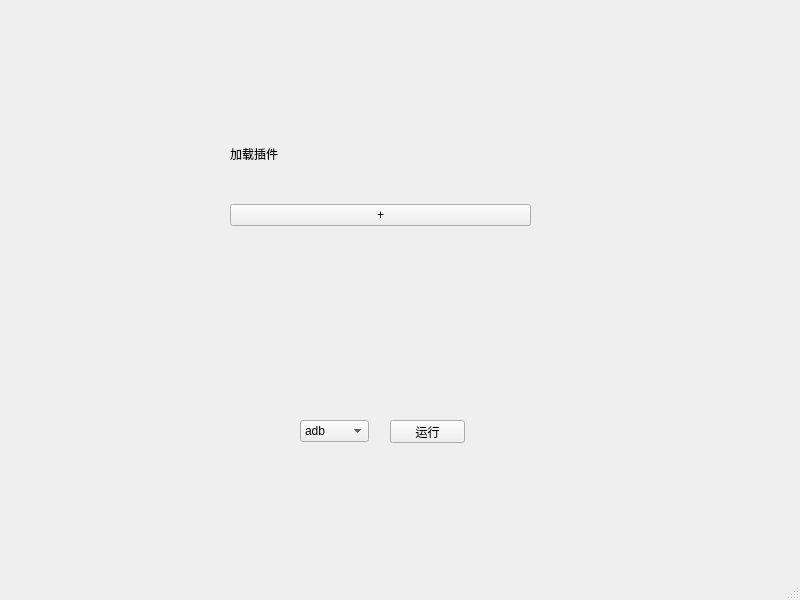
Qt form gui/layout/main2.ui (Red-yin/log_debug_tool) before a commit.
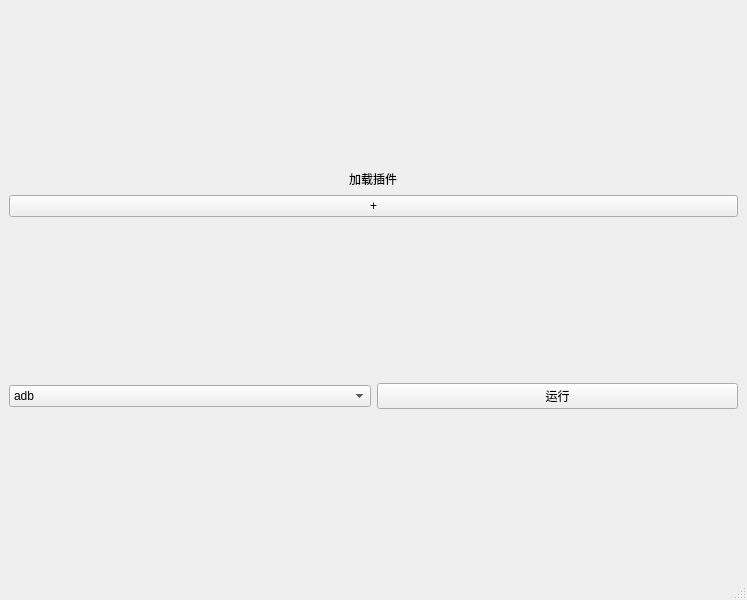
The same form after that commit.

Commit message: 更新界面显示

What changed in the file:
```diff
--- a/gui/layout/main2.ui
+++ b/gui/layout/main2.ui
@@ -6,7 +6,7 @@
    <rect>
     <x>0</x>
     <y>0</y>
-    <width>800</width>
+    <width>747</width>
     <height>600</height>
    </rect>
   </property>
@@ -14,50 +14,10 @@
    <string>MainWindow</string>
   </property>
   <widget class="QWidget" name="centralwidget">
-   <widget class="QPushButton" name="pushButton_3">
-    <property name="geometry">
-     <rect>
-      <x>390</x>
-      <y>420</y>
-      <width>75</width>
-      <height>23</height>
-     </rect>
-    </property>
-    <property name="text">
-     <string>运行</string>
-    </property>
-   </widget>
-   <widget class="QComboBox" name="comboBox">
-    <property name="geometry">
-     <rect>
-      <x>300</x>
-      <y>420</y>
-      <width>69</width>
-      <height>22</height>
-     </rect>
-    </property>
+   <layout class="QVBoxLayout" name="verticalLayout_2">
     <item>
-     <property name="text">
-      <string>adb</string>
-     </property>
-    </item>
-    <item>
-     <property name="text">
-      <string>files</string>
-     </property>
-    </item>
-   </widget>
-   <widget class="QWidget" name="verticalLayoutWidget">
-    <property name="geometry">
-     <rect>
-      <x>230</x>
-      <y>110</y>
-      <width>301</width>
-      <height>151</height>
-     </rect>
-    </property>
     <layout class="QVBoxLayout" name="verticalLayout">
-     <item>
+      <item alignment="Qt::AlignHCenter">
       <widget class="QLabel" name="label_2">
        <property name="maximumSize">
         <size>
@@ -82,7 +42,33 @@
       </layout>
      </item>
     </layout>
-   </widget>
+    </item>
+    <item>
+     <layout class="QHBoxLayout" name="horizontalLayout">
+      <item>
+       <widget class="QComboBox" name="comboBox">
+        <item>
+         <property name="text">
+          <string>adb</string>
+         </property>
+        </item>
+        <item>
+         <property name="text">
+          <string>files</string>
+         </property>
+        </item>
+       </widget>
+      </item>
+      <item>
+       <widget class="QPushButton" name="pushButton_3">
+        <property name="text">
+         <string>运行</string>
+        </property>
+       </widget>
+      </item>
+     </layout>
+    </item>
+   </layout>
   </widget>
   <widget class="QMenuBar" name="menubar">
    <property name="geometry">
```
Left out of the diff: 2 changed lines with no effect on the pictures. Lines whose indentation alone changed are shown as unchanged. The commit also changes 3 other files.
